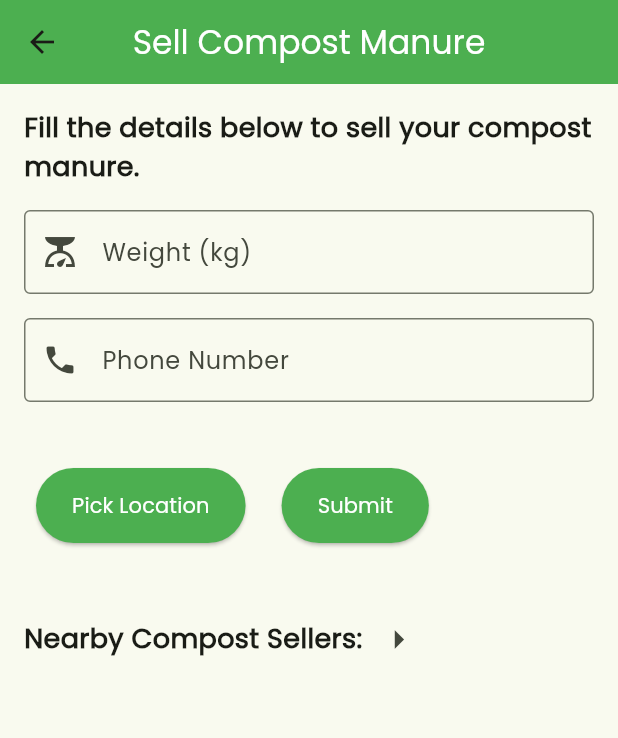
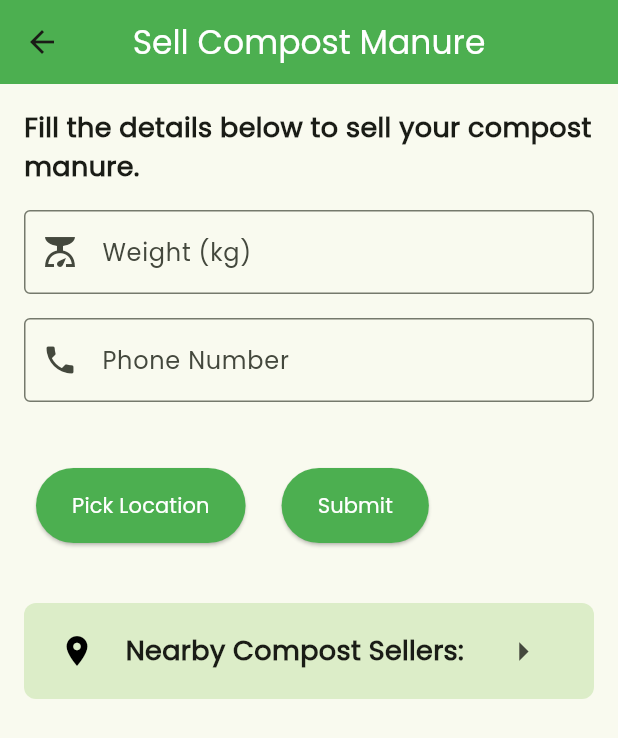
Before and after one commit to dhirajchaurasiya/Waste2Worth, a Flutter app: the BuyerSellerScreen screen opened directly, on a phone screen of 412 x 824 dp. Shown: the top 738 px of the screen. Run offline on Flutter 3.47's test engine with Material 3 defaults, Android fonts, the phone set to English and light mode, and no system bars; our stand-ins replace cloud_firestore, firebase_auth, firebase_core, flutter_map, geolocator, latlong2 and 1 more; accounts and stored records are empty.

Commit message:
styled nearby compost seller feature

```diff
--- a/lib/screens/seller.dart
+++ b/lib/screens/seller.dart
@@ -216,24 +216,40 @@ class _BuyerSellerScreenState extends State<BuyerSellerScreen> {
             const SizedBox(height: 32),
 
             // Map Header
-            Row(
-              children: [
-                const Text(
-                  'Nearby Compost Sellers:',
-                  style: TextStyle(fontSize: 18, fontWeight: FontWeight.bold),
+            Container(
+              decoration: BoxDecoration(
+                color: Colors.lightGreen[100],
+                borderRadius: BorderRadius.circular(8),
               ),
-                IconButton(
-                  onPressed: () {
+              child: Padding(
+                padding: const EdgeInsets.all(8.0),
+                child: GestureDetector(
+                  onTap: () {
                     Navigator.push(
                       context,
                       MaterialPageRoute(builder: (context) => SellerMap()),
                     );
+                  },
+                  child: Row(
+                    mainAxisAlignment: MainAxisAlignment.spaceEvenly,
+                    children: [
+                      Icon(Icons.location_on, color: Colors.black),
+                      const Text(
+                        ' Nearby Compost Sellers:',
+                        style: TextStyle(
+                            fontSize: 18, fontWeight: FontWeight.bold),
+                      ),
+                      IconButton(
+                        onPressed: () {
                           print('Icon btn to see full screen location pressed');
                         },
                         icon: const Icon(Icons.arrow_right),
                         iconSize: 30,
                       )
                     ],
+                  ),
+                ),
+              ),
             ),
             const SizedBox(height: 16),
           ],
```
Lines whose indentation alone changed are shown as unchanged.
